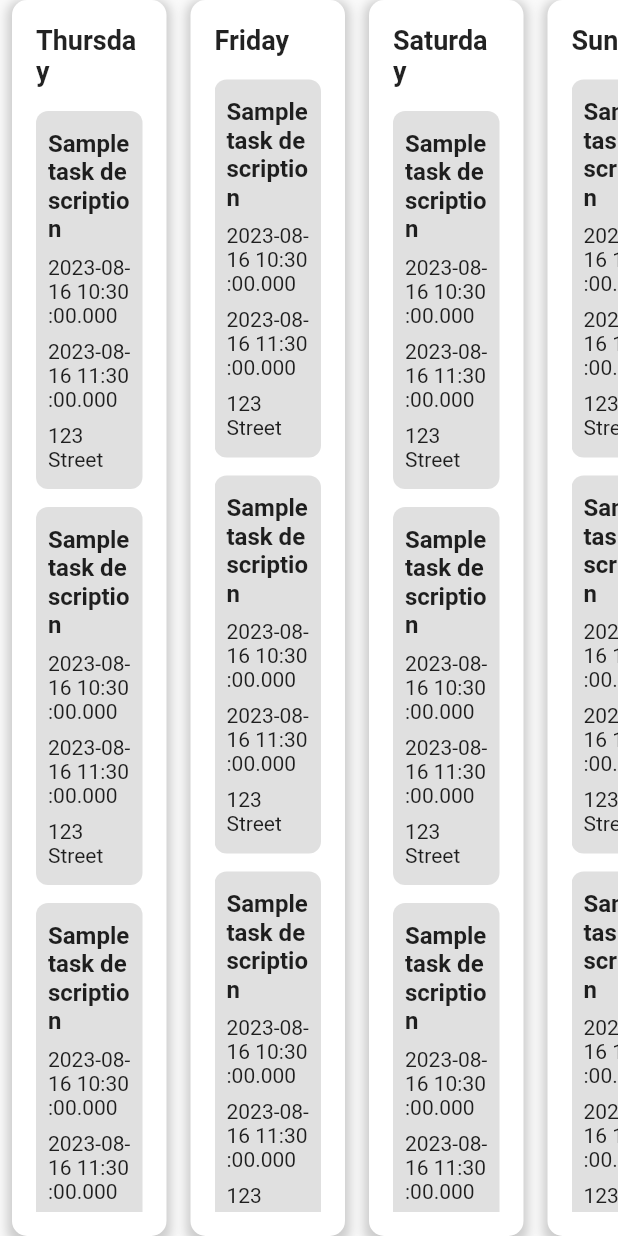
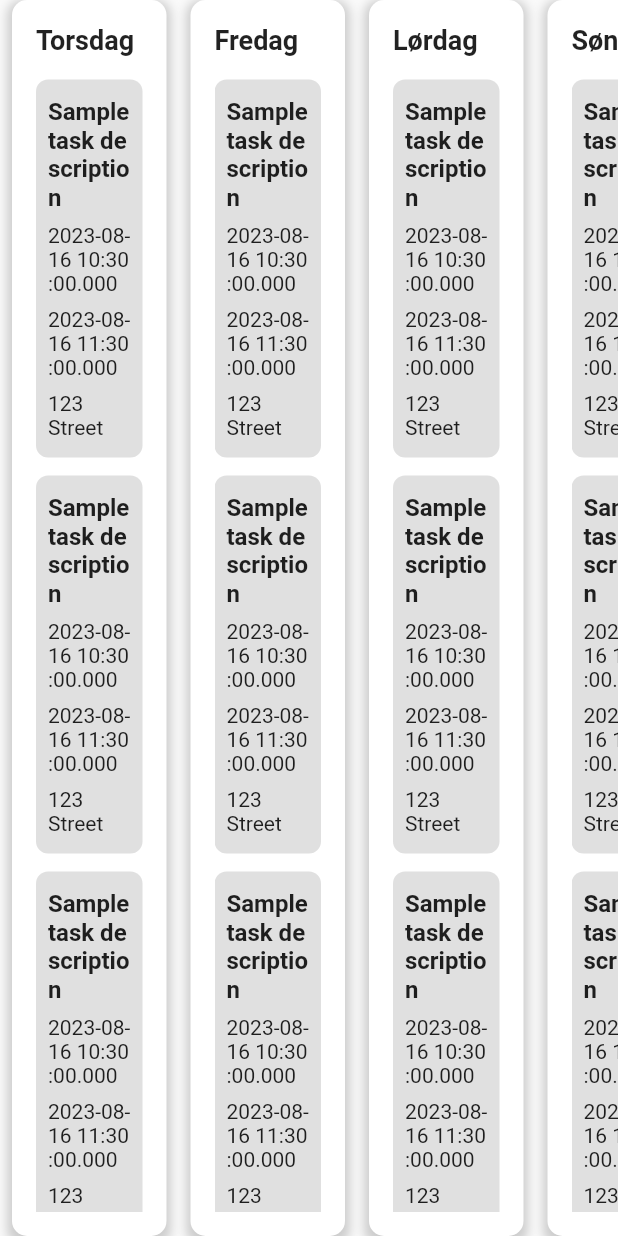
Before and after one commit to AndreasBollNielsen/H5_ComfortCare_Frontend, a Flutter app: the WorkSchedulePage screen opened directly, on a phone screen of 412 x 824 dp. Run offline on Flutter 3.47's test engine with Material 2 defaults, Android fonts, the light colour scheme and no system bars; our stand-ins replace flutter_secure_storage; accounts and stored records are empty.

Commit message:
Refactored DaySchedule & added navigation to  day tasks

```diff
--- a/lib/Widgets/DayColumn.dart
+++ b/lib/Widgets/DayColumn.dart
@@ -9,7 +9,10 @@ class DayColumn extends StatelessWidget {
 
   @override
   Widget build(BuildContext context) {
-    return Container(
+    return GestureDetector(
+      onTap: () => Navigator.pushNamed(context, '/daySchedule',
+          arguments: {'day': this.dayName, 'dayIndex': 0}),
+      child: Container(
         width: MediaQuery.of(context).size.width * 0.25,
         margin: EdgeInsets.symmetric(horizontal: 8),
         padding: EdgeInsets.all(16),
@@ -39,7 +42,8 @@ class DayColumn extends StatelessWidget {
                   for (Task task in tasks)
                     Container(
                       width: double.infinity,
-                    padding: EdgeInsets.symmetric(vertical: 12, horizontal: 8),
+                      padding:
+                          EdgeInsets.symmetric(vertical: 12, horizontal: 8),
                       margin: EdgeInsets.only(bottom: 12),
                       decoration: BoxDecoration(
                         color: Colors.grey[300],
@@ -67,6 +71,7 @@ class DayColumn extends StatelessWidget {
             ],
           ),
         ),
+      ),
     );
   }
 }
--- a/lib/pages/WorkSchedulePage.dart
+++ b/lib/pages/WorkSchedulePage.dart
@@ -37,7 +37,7 @@ class WorkSchedulePage extends StatelessWidget {
         scrollDirection: Axis.horizontal,
         child: Row(
           children: [
-            for (int i = 0; i < 7; i++)
+            for (int i = 0; i < 5; i++)
               GestureDetector(
                 onTap: () {
                   Navigator.pushNamed(
@@ -62,13 +62,13 @@ class WorkSchedulePage extends StatelessWidget {
     final now = DateTime.now();
     final dayIndex = (now.weekday + index) % 7;
     return [
-      'Monday',
-      'Tuesday',
-      'Wednesday',
-      'Thursday',
-      'Friday',
-      'Saturday',
-      'Sunday'
+      'Mandag',
+      'Tirsdag',
+      'Onsdag',
+      'Torsdag',
+      'Fredag',
+      'Lørdag',
+      'Søndag'
     ][dayIndex];
   }
 
```
Also changed, not shown: lib/main.dart (+17 -6 lines), lib/pages/DaySchedulePage.dart (+27 -17 lines). Lines whose indentation alone changed are shown as unchanged.
